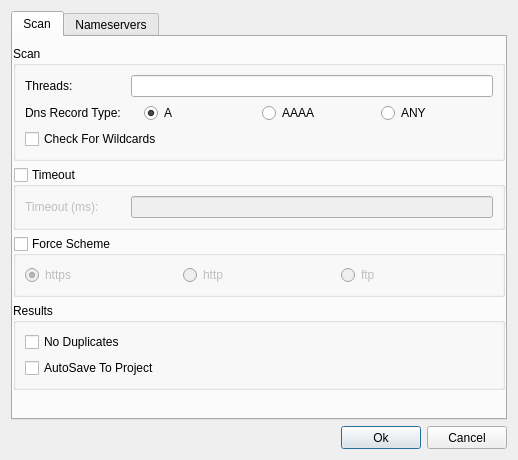
This is sub3suite/src/dialogs/ActiveConfigDialog.ui in 3nock/OTE as Qt 5 draws it before an edit. The edited form follows.
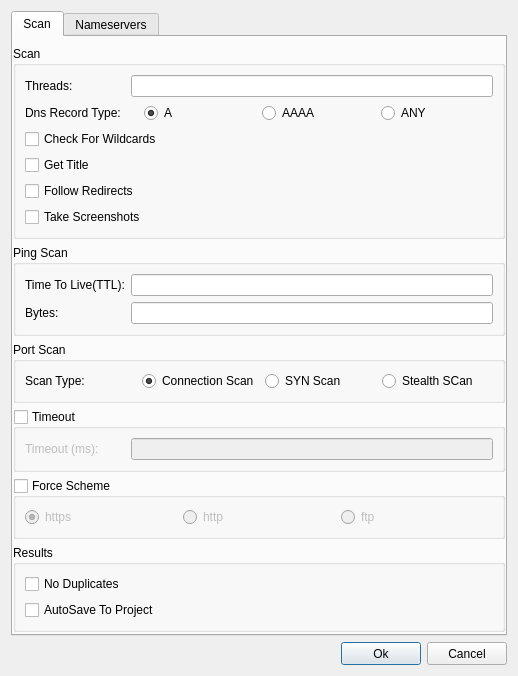
This is the edited form. Icons and pictures are not drawn. Custom widgets are drawn as their Qt base class.

Commit message: added port-scanner & ping-scanner for windows

The edit to the form file:
```diff
--- a/sub3suite/src/dialogs/ActiveConfigDialog.ui
+++ b/sub3suite/src/dialogs/ActiveConfigDialog.ui
@@ -7,7 +7,7 @@
     <x>0</x>
     <y>0</y>
     <width>518</width>
-    <height>460</height>
+    <height>606</height>
    </rect>
   </property>
   <property name="sizePolicy">
@@ -54,7 +54,7 @@
          <property name="title">
           <string>Scan</string>
          </property>
-         <layout class="QVBoxLayout" name="verticalLayout_3">
+         <layout class="QVBoxLayout" name="verticalLayout_2">
           <item>
            <layout class="QHBoxLayout" name="horizontalLayout">
             <item>
@@ -123,6 +123,147 @@
             </property>
            </widget>
           </item>
+          <item>
+           <widget class="QCheckBox" name="checkBoxTitle">
+            <property name="text">
+             <string>Get Title</string>
+            </property>
+           </widget>
+          </item>
+          <item>
+           <widget class="QCheckBox" name="checkBoxRedirects">
+            <property name="text">
+             <string>Follow Redirects</string>
+            </property>
+           </widget>
+          </item>
+          <item>
+           <widget class="QCheckBox" name="checkBoxScreenshot">
+            <property name="text">
+             <string>Take Screenshots</string>
+            </property>
+           </widget>
+          </item>
+         </layout>
+        </widget>
+       </item>
+       <item>
+        <widget class="QGroupBox" name="groupBoxPingScan">
+         <property name="title">
+          <string>Ping Scan</string>
+         </property>
+         <layout class="QVBoxLayout" name="verticalLayout_10">
+          <item>
+           <layout class="QHBoxLayout" name="horizontalLayout_6">
+            <item>
+             <widget class="QLabel" name="label_3">
+              <property name="minimumSize">
+               <size>
+                <width>100</width>
+                <height>0</height>
+               </size>
+              </property>
+              <property name="font">
+               <font>
+                <weight>50</weight>
+                <bold>false</bold>
+               </font>
+              </property>
+              <property name="text">
+               <string>Time To Live(TTL):</string>
+              </property>
+             </widget>
+            </item>
+            <item>
+             <widget class="QLineEdit" name="lineEdit"/>
+            </item>
+           </layout>
+          </item>
+          <item>
+           <layout class="QHBoxLayout" name="horizontalLayout_7">
+            <item>
+             <widget class="QLabel" name="label_4">
+              <property name="minimumSize">
+               <size>
+                <width>100</width>
+                <height>0</height>
+               </size>
+              </property>
+              <property name="font">
+               <font>
+                <weight>50</weight>
+                <bold>false</bold>
+               </font>
+              </property>
+              <property name="text">
+               <string>Bytes:</string>
+              </property>
+             </widget>
+            </item>
+            <item>
+             <widget class="QLineEdit" name="lineEdit_2"/>
+            </item>
+           </layout>
+          </item>
+         </layout>
+        </widget>
+       </item>
+       <item>
+        <widget class="QGroupBox" name="groupBoxPortScan">
+         <property name="title">
+          <string>Port Scan</string>
+         </property>
+         <layout class="QVBoxLayout" name="verticalLayout_3">
+          <item>
+           <layout class="QHBoxLayout" name="horizontalLayout_5">
+            <item>
+             <widget class="QLabel" name="labelPortScanType">
+              <property name="font">
+               <font>
+                <weight>50</weight>
+                <bold>false</bold>
+               </font>
+              </property>
+              <property name="text">
+               <string>Scan Type:</string>
+              </property>
+             </widget>
+            </item>
+            <item>
+             <widget class="QRadioButton" name="radioButtonConnection">
+              <property name="text">
+               <string>Connection Scan</string>
+              </property>
+              <property name="checked">
+               <bool>true</bool>
+              </property>
+              <attribute name="buttonGroup">
+               <string notr="true">buttonGroup_2</string>
+              </attribute>
+             </widget>
+            </item>
+            <item>
+             <widget class="QRadioButton" name="radioButtonSYN">
+              <property name="text">
+               <string>SYN Scan</string>
+              </property>
+              <attribute name="buttonGroup">
+               <string notr="true">buttonGroup_2</string>
+              </attribute>
+             </widget>
+            </item>
+            <item>
+             <widget class="QRadioButton" name="radioButtonStealth">
+              <property name="text">
+               <string>Stealth SCan</string>
+              </property>
+              <attribute name="buttonGroup">
+               <string notr="true">buttonGroup_2</string>
+              </attribute>
+             </widget>
+            </item>
+           </layout>
+          </item>
          </layout>
         </widget>
        </item>
```
Left out of the diff: 23 changed lines with no effect on the pictures. The commit also changes 876 other files.
